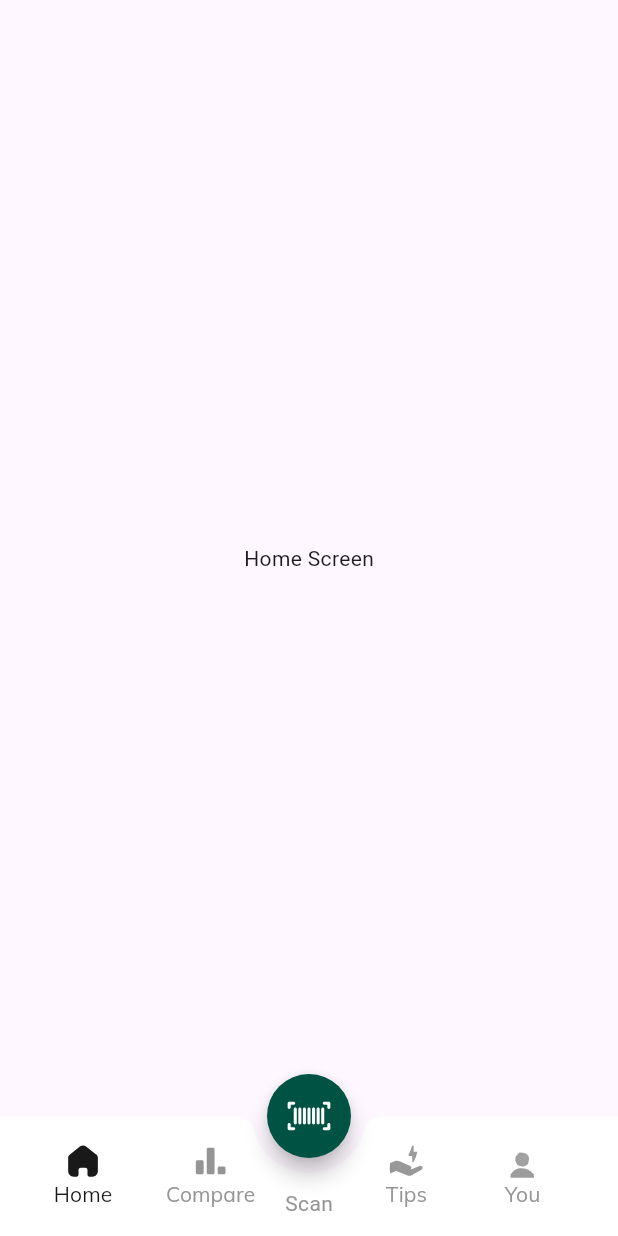
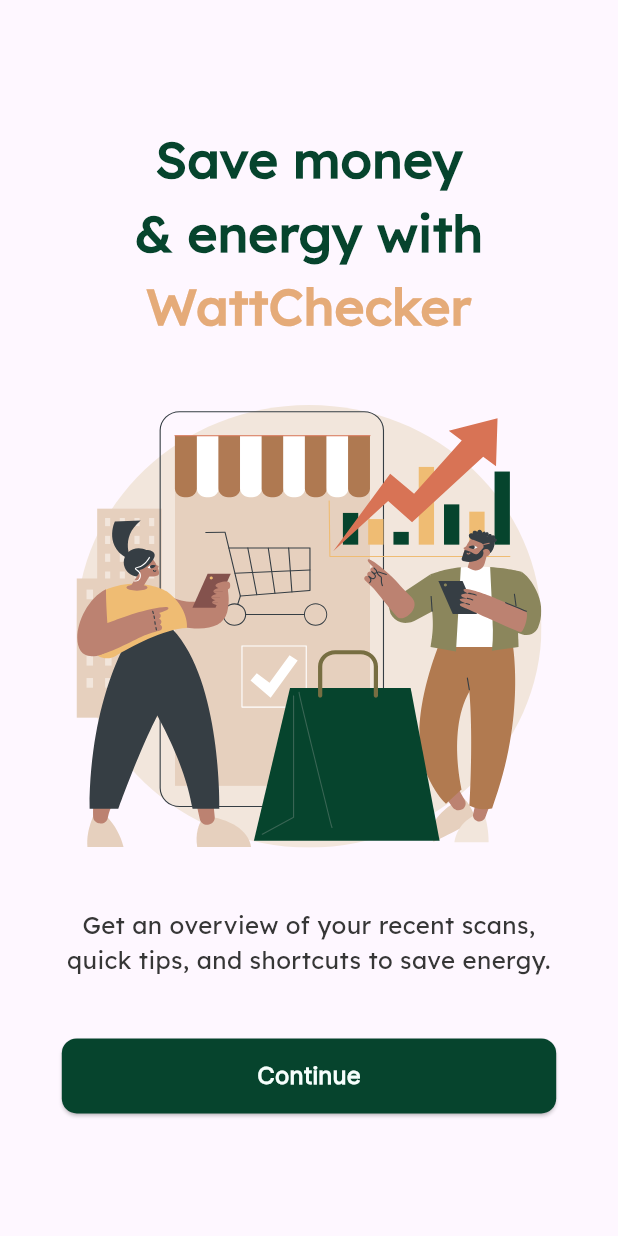
Before and after one commit to hasthiya99/wattchecker-flutter, a Flutter app: the screen it shows after launch, on a phone screen of 412 x 824 dp. Run offline on Flutter 3.47's test engine with Material 3 defaults, Android fonts, the phone set to English and light mode, and no system bars; our stand-ins replace flutter_svg.

Commit message:
welcome_screen done

```diff
--- a/lib/constants/colors.dart
+++ b/lib/constants/colors.dart
@@ -5,6 +5,7 @@
 const Color appWhite = Color(0xfff6FFFC);
 const Color appBlack = Color(0xff1B1B1B);
 
+const Color textBlack = Color(0xff363636);
 
 const Color fabButtonColor = Color(0xff005243);
 const Color navButtonTrue = Color(0xff191919);
--- /dev/null
+++ b/lib/constants/screensize.dart
@@ -0,0 +1,11 @@
+import 'package:flutter/material.dart';
+
+class ScreenSize {
+  double width(BuildContext context) {
+    return MediaQuery.of(context).size.width;
+  }
+
+  double height(BuildContext context) {
+    return MediaQuery.of(context).size.height;
+  }
+}
--- a/lib/main.dart
+++ b/lib/main.dart
@@ -1,5 +1,6 @@
 import 'package:flutter/material.dart';
 import 'package:wattchecker/screens/landing_page.dart';
+import 'package:wattchecker/screens/welcome_screen.dart';
 
 void main() {
   runApp(const MyApp());
@@ -11,9 +12,13 @@
   // This widget is the root of your application.
   @override
   Widget build(BuildContext context) {
-    return const MaterialApp(
+    return MaterialApp(
       debugShowCheckedModeBanner: false,
-      home: LandingPage(),
+      home: const WelcomeScreen(),
+      routes: {
+        '/landing' : (context) =>  const LandingPage(),
+
+      },
     );
   }
 }
--- a/lib/screens/landing_page.dart
+++ b/lib/screens/landing_page.dart
@@ -1,5 +1,4 @@
 import 'package:flutter/material.dart';
-import 'package:flutter/widgets.dart';
 import 'package:flutter_svg/svg.dart';
 import 'package:wattchecker/constants/colors.dart';
 import 'package:wattchecker/screens/compare_screen.dart';
@@ -77,7 +76,10 @@
                     child: Column(
                       mainAxisAlignment: MainAxisAlignment.center,
                       children: [
-                        SvgPicture.asset('assets/icons/home.svg', color: currentIndex == 0? navButtonTrue : navButtonFalse ,height: 25,),
+                        SvgPicture.asset('assets/icons/home.svg',
+                          height: 25,
+                          colorFilter: ColorFilter.mode(currentIndex == 0? navButtonTrue : navButtonFalse, BlendMode.srcIn),
+                        ),
                         Text('Home', style: TextStyle(fontFamily: 'Mulish', color: currentIndex==0? navButtonTrue : navButtonFalse)),
                       ],
                     ),
@@ -95,7 +97,11 @@
                     child: Column(
                       mainAxisAlignment: MainAxisAlignment.center,
                       children: [
-                        SvgPicture.asset('assets/icons/compare.svg', color: currentIndex == 1? navButtonTrue : navButtonFalse ,height: 25,),
+                        SvgPicture.asset(
+                          'assets/icons/compare.svg',
+                          colorFilter: ColorFilter.mode(currentIndex == 1? navButtonTrue : navButtonFalse, BlendMode.srcIn),
+                          height: 25,
+                        ),
                         Text('Compare', style: TextStyle(fontFamily: 'Mulish', color: currentIndex==1? navButtonTrue : navButtonFalse),)
                       ],
                     ),
@@ -124,7 +130,11 @@
                     child: Column(
                       mainAxisAlignment: MainAxisAlignment.center,
                       children: [
-                        SvgPicture.asset('assets/icons/tips.svg', color: currentIndex == 3? navButtonTrue : navButtonFalse , height: 25,),
+                        SvgPicture.asset(
+                          'assets/icons/tips.svg',
+                          colorFilter: ColorFilter.mode(currentIndex == 3? navButtonTrue : navButtonFalse, BlendMode.srcIn),
+                          height: 25,
+                        ),
                         Text('Tips', style: TextStyle(fontFamily: 'Mulish', color: currentIndex==3? navButtonTrue : navButtonFalse),)
                       ],
                     ),
@@ -142,7 +152,11 @@
                     child: Column(
                       mainAxisAlignment: MainAxisAlignment.center,
                       children: [
-                        SvgPicture.asset('assets/icons/user.svg', color: currentIndex == 4? navButtonTrue : navButtonFalse ,height: 25,),
+                        SvgPicture.asset(
+                          'assets/icons/user.svg',
+                          colorFilter: ColorFilter.mode(currentIndex == 4? navButtonTrue : navButtonFalse, BlendMode.srcIn),
+                          height: 25,
+                        ),
                         Text('You', style: TextStyle(fontFamily: 'Mulish', color: currentIndex==4? navButtonTrue : navButtonFalse),)
                       ],
                     ),
--- /dev/null
+++ b/lib/screens/welcome_screen.dart
@@ -0,0 +1,71 @@
+
+import 'package:flutter/material.dart';
+import 'package:flutter_svg/svg.dart';
+import 'package:wattchecker/constants/colors.dart';
+import 'package:wattchecker/constants/screensize.dart';
+
+class WelcomeScreen extends StatefulWidget {
+  const WelcomeScreen({super.key});
+
+  @override
+  State<WelcomeScreen> createState() => _WelcomeScreenState();
+}
+
+class _WelcomeScreenState extends State<WelcomeScreen> {
+  double fontSize = 34;
+  @override
+  Widget build(BuildContext context) {
+    return Scaffold(
+      body: Center(
+        child: Padding(
+          padding: EdgeInsets.symmetric(horizontal: ScreenSize().width(context)*0.1, vertical: ScreenSize().height(context)*0.05),
+          child: Column(
+            mainAxisAlignment: MainAxisAlignment.spaceEvenly,
+            children: [
+              Column(
+                mainAxisAlignment: MainAxisAlignment.center,
+                children: [
+                  Text(
+                    'Save money',
+                    style: TextStyle(fontFamily: 'Lexend', color: appGreen, fontSize: fontSize, fontWeight: FontWeight.w800),
+                    textAlign: TextAlign.center,
+                    ),
+                  Text(
+                    '& energy with',
+                    style: TextStyle(fontFamily: 'Lexend', color: appGreen, fontSize: fontSize, fontWeight: FontWeight.w800),
+                    textAlign: TextAlign.center,
+                    ),
+                  Text(
+                    'WattChecker',
+                    style: TextStyle(fontFamily: 'Lexend', color: appCream, fontSize: fontSize, fontWeight: FontWeight.w800),
+                    textAlign: TextAlign.center,
+                    ),
+                ],
+              ),
+
+              SvgPicture.asset('assets/images/welcome_image.svg'),
+
+              const Text(
+                'Get an overview of your recent scans, quick tips, and shortcuts to save energy.',
+                style: TextStyle(fontFamily: 'Lexend', fontSize: 16, color: textBlack,),
+                textAlign: TextAlign.center,
+              ),
+
+              ElevatedButton(
+                    onPressed: (){
+                      Navigator.pushReplacementNamed(context, '/landing');
+                    },
+                    style: ButtonStyle(
+                      backgroundColor: MaterialStateProperty.all(appGreen),
+                      shape: MaterialStateProperty.all(RoundedRectangleBorder(borderRadius: BorderRadius.circular(10))),
+                      minimumSize: MaterialStateProperty.all(Size(ScreenSize().width(context)*0.8, 50))
+                    ),
+                    child: const Text('Continue', style: TextStyle(fontFamily: 'Inter', fontSize: 16, color: appWhite, fontWeight: FontWeight.bold),),
+                  )
+            ],
+          ),
+        ),
+      ),
+    );
+  }
+}
--- a/pubspec.yaml
+++ b/pubspec.yaml
@@ -62,7 +62,7 @@
   # To add assets to your application, add an assets section, like this:
   assets:
     - assets/icons/
-  #  - assets/images
+    - assets/images/
 
   # An image asset can refer to one or more resolution-specific "variants", see
   # https://flutter.dev/assets-and-images/#resolution-aware
@@ -82,6 +82,9 @@
     - family: Lexend
       fonts:
         - asset: assets/fonts/Lexend-Regular.ttf
+    - family: Inter
+      fonts:
+        - asset: assets/fonts/Inter-Regular.ttf
 
   #
   # For details regarding fonts from package dependencies,
```
Also changed, not shown: assets/fonts/Inter-Regular.ttf (added), assets/images/welcome_image.svg (added).
